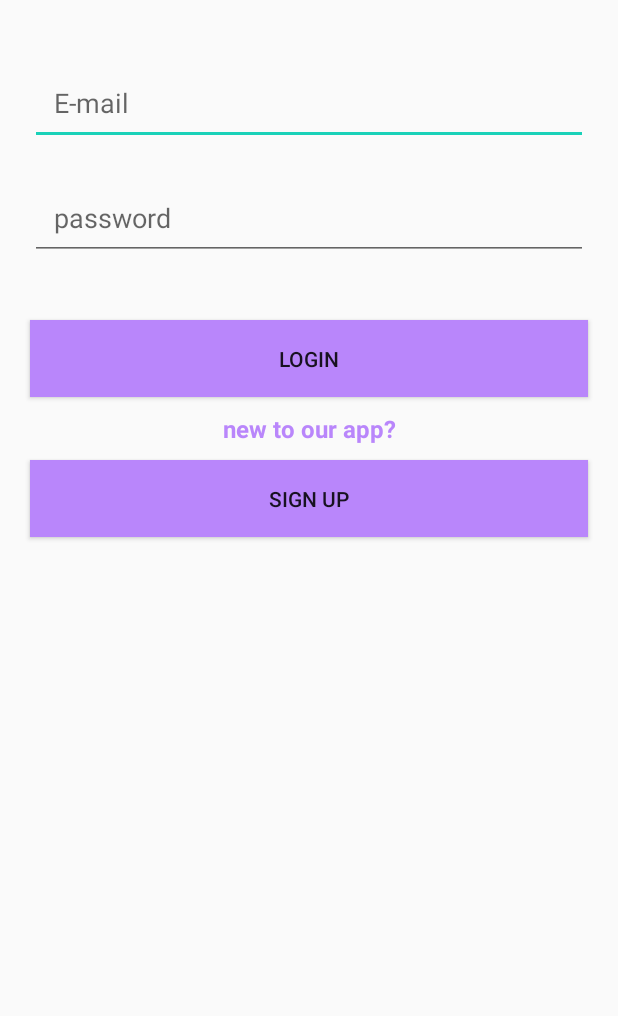
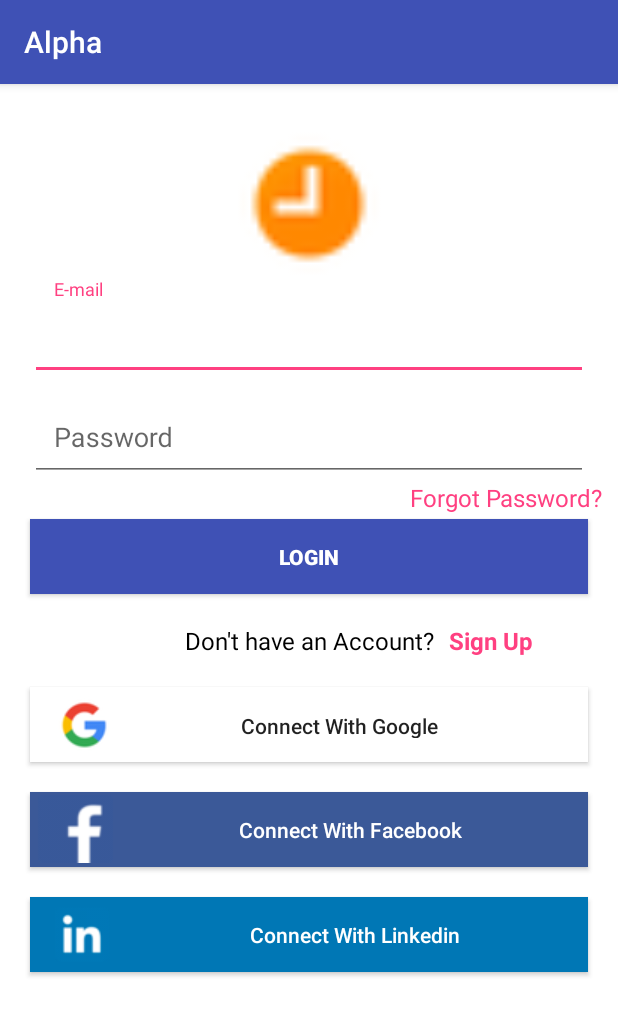
Before and after one commit to awadhawan18/Alpha_finessy, an Android app: the screen it shows after launch (MainActivity before the commit, sign_in after it), on a phone screen of 412 x 824 dp. Shown: the top 1016 px of the screen. Run offline under Robolectric (Android 15) with nearby library versions, the phone set to English and light mode, and no system bars.

Commit message:
nik_fcommit

```diff
--- a/app/build.gradle
+++ b/app/build.gradle
@@ -20,7 +20,7 @@ android {
 }
 
 dependencies {
-    compile fileTree(dir: 'libs', include: ['*.jar'])
+    compile fileTree(include: ['*.jar'], dir: 'libs')
     androidTestCompile('com.android.support.test.espresso:espresso-core:2.2.2', {
         exclude group: 'com.android.support', module: 'support-annotations'
     })
@@ -31,5 +31,6 @@ dependencies {
     compile 'com.android.support:cardview-v7:24.2.1'
     compile 'com.squareup.picasso:picasso:2.5.2'
     compile 'com.android.support.constraint:constraint-layout:1.0.0-alpha7'
+    compile 'com.github.markushi:circlebutton:1.1'
     testCompile 'junit:junit:4.12'
 }
--- a/app/src/main/AndroidManifest.xml
+++ b/app/src/main/AndroidManifest.xml
@@ -22,10 +22,11 @@
             </intent-filter>
         </activity>
         <activity android:name=".sign_in" />
-        <activity android:name=".tabview"
+        <activity
+            android:name=".tabview"
             android:label="@string/app_name"
             android:theme="@style/AppTheme.NoActionBar" />
-
+        <activity android:name=".Field_List"></activity>
     </application>
 
 </manifest>
--- a/app/src/main/java/com/example/abhi/alpha/MainActivity.java
+++ b/app/src/main/java/com/example/abhi/alpha/MainActivity.java
@@ -2,7 +2,9 @@ package com.example.abhi.alpha;
 
 
 import android.content.Intent;
+import android.content.SharedPreferences;
 import android.os.Bundle;
+import android.preference.PreferenceManager;
 import android.view.View;
 import android.support.v7.app.AppCompatActivity;
 import android.widget.Button;
@@ -16,18 +18,17 @@ public class MainActivity extends AppCompatActivity{
     @Override
     protected void onCreate(Bundle savedInstanceState) {
         super.onCreate(savedInstanceState);
-        setContentView(R.layout.activity_sign_in);
 
-        //opens tabview when user login
-        signIn = (Button) findViewById(R.id.login);
-        signIn.setOnClickListener(new View.OnClickListener() {
-            @Override
-            public void onClick(View v) {
-                startActivity(new Intent(getApplicationContext(), tabview.class));
-            }
-        });
-
-
-
+        SharedPreferences prefs = PreferenceManager.getDefaultSharedPreferences(getBaseContext());
+        boolean previouslyStarted = prefs.getBoolean(getString(R.string.app_name), false);
+        if(!previouslyStarted) {
+            SharedPreferences.Editor edit = prefs.edit();
+            edit.putBoolean(getString(R.string.app_name), Boolean.TRUE);
+            edit.commit();
+            startActivity(new Intent(getApplicationContext(),sign_in.class));
+        }
+        else{
+            startActivity(new Intent(getApplicationContext(),tabview.class));
+        }
     }
 }
--- a/app/src/main/java/com/example/abhi/alpha/sign_in.java
+++ b/app/src/main/java/com/example/abhi/alpha/sign_in.java
@@ -1,13 +1,26 @@
 package com.example.abhi.alpha;
 
+import android.content.Intent;
 import android.os.Bundle;
 import android.support.v7.app.AppCompatActivity;
+import android.view.View;
+import android.widget.Button;
 
 public class sign_in extends AppCompatActivity {
+
+    Button login;
 
     @Override
     protected void onCreate(Bundle savedInstanceState) {
         super.onCreate(savedInstanceState);
         setContentView(R.layout.activity_sign_in);
+
+        login = (Button) findViewById(R.id.login);
+        login.setOnClickListener(new View.OnClickListener() {
+            @Override
+            public void onClick(View v) {
+                startActivity(new Intent(sign_in.this,tabview.class));
+            }
+        });
     }
 }
--- a/app/src/main/res/layout/activity_sign_in.xml
+++ b/app/src/main/res/layout/activity_sign_in.xml
@@ -1,65 +1,169 @@
 <?xml version="1.0" encoding="utf-8"?>
-<LinearLayout xmlns:android="http://schemas.android.com/apk/res/android"
+<ScrollView
+
+    android:layout_width="match_parent"
+    android:layout_height="match_parent"
+    xmlns:android="http://schemas.android.com/apk/res/android"
     xmlns:tools="http://schemas.android.com/tools"
     android:id="@+id/activity_main"
+    android:background="#fff">
+
+    <RelativeLayout
         android:layout_width="match_parent"
         android:layout_height="match_parent"
         android:orientation="vertical">
 
+
+        <ImageView
+            android:id="@+id/login_logo"
+            android:layout_width="100dp"
+            android:layout_height="100dp"
+            android:layout_centerHorizontal="true"
+            android:src="@android:drawable/presence_away"
+            android:layout_marginTop="30dp"/>
+
+        <android.support.design.widget.TextInputLayout
+            android:layout_height="wrap_content"
+            android:layout_width="match_parent"
+            android:id="@+id/email"
+            android:layout_below="@id/login_logo">
 
             <EditText
                 android:layout_width="match_parent"
                 android:layout_height="wrap_content"
                 android:inputType="textEmailAddress"
                 android:ems="10"
-        android:id="@+id/email"
+                android:id="@+id/edit_email"
                 android:hint="E-mail"
                 android:padding="16dp"
-        android:layout_marginTop="40dp"
+                android:layout_marginTop="20dp"
                 android:layout_marginLeft="20dp"
-        android:layout_marginRight="20dp" />
+                android:layout_marginRight="20dp"
+                android:layout_below="@id/login_logo"
+                />
+
+        </android.support.design.widget.TextInputLayout>
+
+
+
+        <android.support.design.widget.TextInputLayout
+            android:layout_width="match_parent"
+            android:layout_height="wrap_content"
+            android:id="@+id/password"
+            android:layout_below="@id/email">
 
             <EditText
+                android:id="@+id/edit_password"
                 android:layout_width="match_parent"
                 android:layout_height="wrap_content"
+                android:hint="Password"
+                android:imeActionId="@+id/login"
+                android:imeActionLabel="@string/action_sign_in_short"
+                android:imeOptions="actionUnspecified"
                 android:inputType="textPassword"
-        android:ems="10"
-        android:id="@+id/password"
-        android:layout_margin="20dp"
-        android:padding="16dp"
-        android:hint="password"
-        android:allowUndo="false" />
+                android:maxLines="1"
+                android:singleLine="true"
+                android:layout_marginLeft="20dp"
+                android:layout_marginTop="20dp"
+                android:layout_marginRight="20dp"
+                android:padding="16dp"/>
+
+        </android.support.design.widget.TextInputLayout>
+
+        <TextView
+            android:layout_width="wrap_content"
+            android:layout_height="wrap_content"
+            android:id="@+id/Forget_password"
+            android:text="Forgot Password?"
+            android:layout_below="@id/password"
+            android:layout_alignParentRight="true"
+            android:layout_marginRight="10dp"
+            android:textColor="@color/colorAccent"
+            android:textSize="16sp"
+            android:clickable="true"/>
 
         <Button
             android:text="Login"
             android:layout_width="match_parent"
-        android:layout_height="wrap_content"
-        android:padding="16dp"
-        android:layout_marginTop="20dp"
+            android:layout_height="50dp"
+            android:id="@+id/login"
+            android:background="@color/colorPrimary"
+            android:textColor="#fff"
+            android:textStyle="bold"
+            android:layout_below="@id/password"
+            android:layout_marginTop="25dp"
             android:layout_marginLeft="20dp"
             android:layout_marginRight="20dp"
-        android:layout_marginBottom="10dp"
-        android:id="@+id/login"
-        android:background="@color/colorPrimaryDark" />
+            android:layout_weight="1"/>
 
         <TextView
-        android:text="new to our app?"
-        android:layout_width="match_parent"
+            android:text="Don't have an Account?"
+            android:layout_width="wrap_content"
             android:layout_height="wrap_content"
+            android:layout_weight="0.1"
             android:id="@+id/textView2"
-        android:gravity="center_horizontal"
-        android:textColor="@color/colorPrimaryDark"
+            android:layout_centerHorizontal="true"
+            android:gravity="center"
+            android:textColor="#000"
+            android:textSize="16sp"
+            android:layout_below="@id/login"
+            android:layout_marginTop="20dp"/>
+
+        <TextView
+            android:layout_width="wrap_content"
+            android:layout_height="wrap_content"
+            android:text="Sign Up"
+            android:textSize="16sp"
+            android:id="@+id/signup"
+            android:layout_toRightOf="@id/textView2"
+            android:layout_below="@id/login"
+            android:layout_marginLeft="10dp"
+            android:layout_marginTop="20dp"
+            android:textColor="@color/colorAccent"
             android:textStyle="bold"
-        android:textSize="16sp" />
+            android:clickable="true"/>
 
         <Button
-        android:text="Sign UP"
             android:layout_width="match_parent"
-        android:layout_height="wrap_content"
-        android:id="@+id/signup"
+            android:layout_height="50dp"
+            android:id="@+id/login_google"
+            android:text="Connect With Google"
+            android:textAllCaps="false"
+            android:drawableLeft="@drawable/google2_1"
             android:padding="16dp"
-        android:layout_marginTop="10dp"
+            android:layout_below="@id/textView2"
+            android:layout_marginTop="20dp"
             android:layout_marginRight="20dp"
             android:layout_marginLeft="20dp"
-        android:background="@color/colorPrimaryDark" />
-</LinearLayout>
+            android:background="#fff" />
+
+        <Button
+            android:layout_width="match_parent"
+            android:layout_height="50dp"
+            android:layout_marginTop="20dp"
+            android:layout_marginRight="20dp"
+            android:layout_marginLeft="20dp"
+            android:paddingLeft="5dp"
+            android:textAllCaps="false"
+            android:id="@+id/login_fb"
+            android:layout_below="@id/login_google"
+            android:background="#3b5998"
+            android:drawableLeft="@drawable/fb3"
+            android:text="Connect With Facebook"
+            android:textColor="#fff" />
+
+        <Button
+            android:layout_width="match_parent"
+            android:layout_height="50dp"
+            android:layout_margin="20dp"
+            android:paddingLeft="10dp"
+            android:textAllCaps="false"
+            android:id="@+id/login_linkedin"
+            android:layout_below="@id/login_fb"
+            android:background="#0077B5"
+            android:drawableLeft="@drawable/link"
+            android:text="Connect With Linkedin"
+            android:textColor="#fff" />
+
+    </RelativeLayout>
+</ScrollView>
--- a/app/src/main/res/values/colors.xml
+++ b/app/src/main/res/values/colors.xml
@@ -1,7 +1,7 @@
 <?xml version="1.0" encoding="utf-8"?>
 <resources>
-    <color name="colorPrimary">#be91f5</color>
-    <color name="colorPrimaryDark">#b986fb</color>
-    <color name="colorAccent">#19d1b8</color>
+    <color name="colorPrimary">#3F51B5</color>
+    <color name="colorPrimaryDark">#303F9F</color>
+    <color name="colorAccent">#FF4081</color>
     <color name="textColor">#000000</color>
 </resources>
```
Also changed, not shown: app/src/main/java/com/example/abhi/alpha/Field_List.java (added, +13 -0 lines), app/src/main/java/com/example/abhi/alpha/Tab4.java (+21 -0 lines), app/src/main/java/com/example/abhi/alpha/tabview.java (+22 -0 lines), app/src/main/res/layout/field__list.xml (added, +444 -0 lines), app/src/main/res/layout/tab4.xml (+10 -0 lines), app/src/main/res/menu/menu1.xml (added, +13 -0 lines), app/src/main/res/values/strings.xml (+14 -0 lines), app/src/main/res/drawable/eng1.png (added), app/src/main/res/drawable/fb3.png (added), app/src/main/res/drawable/google2_1.png (added), app/src/main/res/drawable/link.png (added), app/src/main/res/drawable/med1.png (added). Lines whose indentation alone changed are shown as unchanged.
